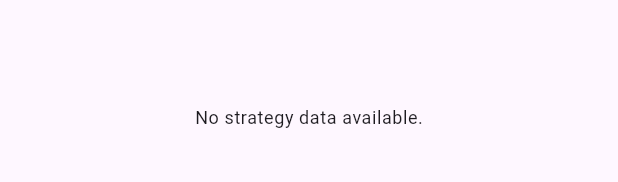
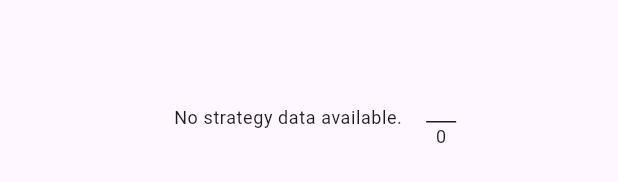
Before and after one commit to R0b0To/iGPan, a Flutter app: the StrategyContent widget shown alone on an empty page, opened directly with empty values, on a phone screen of 412 x 824 dp. Shown: the part 500-682 px from the top of the screen. Run offline on Flutter 3.47's test engine with Material 3 defaults, Android fonts, the phone set to English and light mode, and no system bars; our stand-ins replace carousel_slider, cookie_jar, dio, dio_cookie_manager.

Commit message:
show laps on preview

```diff
--- a/lib/main.dart
+++ b/lib/main.dart
@@ -76,7 +76,7 @@ class _MyHomePageState extends State<MyHomePage> {
 
   @override
   Widget build(BuildContext context) {
-    debugPrint('Current screen size: ${MediaQuery.of(context).size.width} x ${MediaQuery.of(context).size.height}');
+    //debugPrint('Current screen size: ${MediaQuery.of(context).size.width} x ${MediaQuery.of(context).size.height}');
     return Scaffold(
       body: _isLoading
           ? const Center(child: CircularProgressIndicator())
--- a/lib/widgets/window1_content.dart
+++ b/lib/widgets/window1_content.dart
@@ -24,7 +24,7 @@ class _Window1ContentState extends State<Window1Content> {
         widget.account.fireUpData!['notify']!['page'] != null &&
         widget.account.fireUpData!['notify']['page'].containsKey('nDailyReward') &&
         widget.account.fireUpData!['notify']['page']['nDailyReward'] == '0'; // Assuming '0' means available
-    debugPrint(widget.account.fireUpData?['sponsor']?['s2']?['status'].toString());
+
     return Column(
      mainAxisAlignment: MainAxisAlignment.start, // Align children to the top
      children: [
--- a/lib/widgets/window2_content.dart
+++ b/lib/widgets/window2_content.dart
@@ -393,6 +393,8 @@ class _StrategyContentState extends State<StrategyContent> with AutomaticKeepAli
   Widget build(BuildContext context) {
     super.build(context); // Important for AutomaticKeepAliveClientMixin
 
+    int totalLaps = 0; // Initialize total laps at the beginning of the build method
+
     // Calculate pitKey and number of segments
     String pitKey = 'd${widget.carIndex + 1}Pits'; // Use widget.carIndex
     int numberOfPits = 0;
@@ -416,7 +418,6 @@ class _StrategyContentState extends State<StrategyContent> with AutomaticKeepAli
 
       List<Widget> strategyItems = [];
       List<dynamic> carStrategy = widget.account.raceData!['parsedStrategy'][widget.carIndex]; // Use widget.account and widget.carIndex
-
       // Iterate up to numberOfSegments, ensuring we don't go out of bounds of carStrategy
       for (int i = 0; i < numberOfSegments && i < carStrategy.length; i++) {
         // Add checks for the format of each segment data
@@ -426,6 +427,7 @@ class _StrategyContentState extends State<StrategyContent> with AutomaticKeepAli
           String tyreAsset = carStrategy[i][0];
           // Use the second element (laps) as the label text
           String labelText = carStrategy[i][1];
+          totalLaps += int.tryParse(labelText) ?? 0; // Safely parse laps
           // Optional: Use third element (fuel) if needed later
           // String fuelValue = (carStrategy[i].length >= 3 && carStrategy[i][2] is String) ? carStrategy[i][2] : '';
 
@@ -507,7 +509,39 @@ class _StrategyContentState extends State<StrategyContent> with AutomaticKeepAli
       ));
     }
 
-    return strategyDisplay;
+    // Get raceLaps safely
+    final raceLaps = widget.account.raceData?['vars']?['raceLaps']?.toString() ?? '0';
+
+    return Row(
+      mainAxisAlignment: MainAxisAlignment.center, // Center the row content
+      crossAxisAlignment: CrossAxisAlignment.center, // Align items vertically in the center
+      children: [
+        strategyDisplay, // Removed Expanded widget
+        const SizedBox(width: 8), // Add some spacing between strategy and laps
+        Column(
+          mainAxisAlignment: MainAxisAlignment.center, // Center the laps vertically
+          crossAxisAlignment: CrossAxisAlignment.center, // Center the text horizontally within the column
+          children: [
+            Text(
+              raceLaps, // Display raceLaps
+              style: Theme.of(context).textTheme.bodyMedium, // Adjust style as needed
+            ),
+            SizedBox(
+              width: 20, // Adjust width as needed for the separator line
+              child: Divider( // Add a Divider widget
+                color: Theme.of(context).colorScheme.onSurface, // Adjust color as needed
+                thickness: 1, // Adjust thickness as needed
+                height: 4, // Adjust height (space above and below) as needed
+              ),
+            ),
+            Text(
+              totalLaps.toString(), // Display totalLaps
+              style: Theme.of(context).textTheme.bodySmall, // Adjust style as needed
+            ),
+          ],
+        ),
+      ],
+    );
   }
 
   // Helper for invalid/missing segments
```
Also changed, not shown: lib/igp_client.dart (line endings or trailing spaces).
